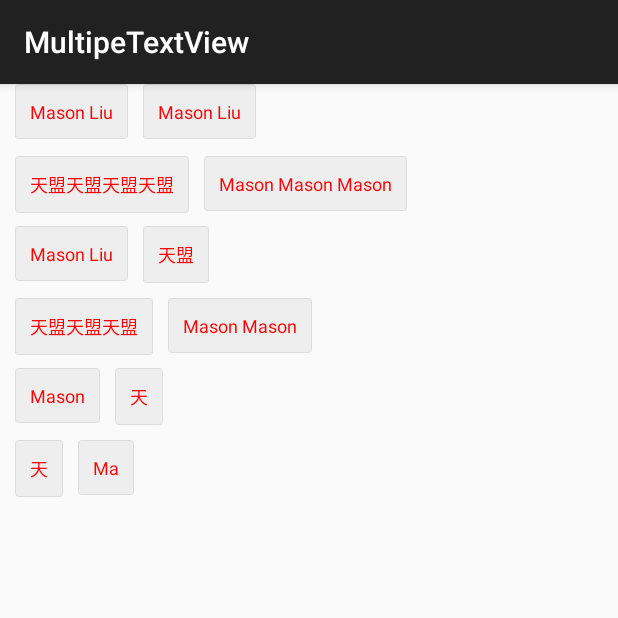
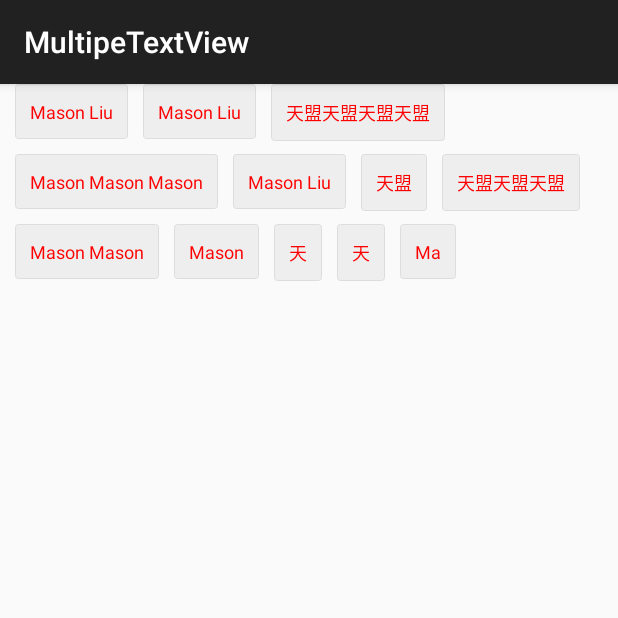
Before and after one commit to damonliuchn/MultipleTextView, an Android app: the screen it shows after launch (MainActivity), on a phone screen of 412 x 824 dp, the top half of it. Run offline under Robolectric (Android 15) with nearby library versions, the phone set to English and light mode, and no system bars.

```diff
--- a/app/src/main/res/layout/activity_main.xml
+++ b/app/src/main/res/layout/activity_main.xml
@@ -1,4 +1,4 @@
-<FrameLayout xmlns:android="http://schemas.android.com/apk/res/android"
+<LinearLayout xmlns:android="http://schemas.android.com/apk/res/android"
     android:id="@+id/container"
     android:layout_width="match_parent"
     android:layout_height="match_parent">
@@ -18,7 +18,6 @@
         app:textPaddingRight="10dp"
         app:textPaddingTop="10dp"
         app:textPaddingBottom="10dp"
-        app:columnNum="2"
         app:overspread="false" />
 
-</FrameLayout>
+</LinearLayout>
--- a/library/build.gradle
+++ b/library/build.gradle
@@ -3,4 +3,8 @@ apply plugin: 'com.android.library'
 android {
     compileSdkVersion 22
     buildToolsVersion "22.0.1"
+
+    defaultConfig {
+        minSdkVersion 10
+    }
 }
--- a/library/src/main/java/net/masonliu/multipletextview/library/MultipleTextViewGroup.java
+++ b/library/src/main/java/net/masonliu/multipletextview/library/MultipleTextViewGroup.java
@@ -4,9 +4,9 @@ import android.content.Context;
 import android.content.res.TypedArray;
 import android.graphics.Canvas;
 import android.util.AttributeSet;
-import android.util.DisplayMetrics;
 import android.view.View;
 import android.view.ViewGroup;
+import android.view.ViewTreeObserver;
 import android.widget.RelativeLayout;
 import android.widget.TextView;
 
@@ -31,6 +31,8 @@ public class MultipleTextViewGroup extends RelativeLayout {
     private int textBackground;
 
     private int layout_width;
+    private int marginRight;
+    private int marginLeft;
 
     private OnMultipleTVItemClickListener listener;
 
@@ -63,17 +65,16 @@ public class MultipleTextViewGroup extends RelativeLayout {
                 android.R.attr.layout_marginRight // 5
         };
         TypedArray ta = context.obtainStyledAttributes(attrs, attrsArray);
+        layout_width = ta.getLayoutDimension(2, ViewGroup.LayoutParams.MATCH_PARENT);
+        marginRight = ta.getDimensionPixelSize(4, 0);
+        marginLeft = ta.getDimensionPixelSize(5, 0);
+        validateMargin();
+        ta.recycle();
+    }
 
-        try {
-            layout_width = ta.getDimensionPixelSize(2, ViewGroup.LayoutParams.MATCH_PARENT);
-        } catch (Exception e) {
-            DisplayMetrics dm = getResources().getDisplayMetrics();
-            layout_width = dm.widthPixels;
-        }
-        int marginRight = ta.getDimensionPixelSize(4, 0);
-        int marginLeft = ta.getDimensionPixelSize(5, 0);
-        layout_width = layout_width - marginRight - marginLeft;
-        ta.recycle();
+    public static int px2sp(Context context, float pxValue) {
+        final float fontScale = context.getResources().getDisplayMetrics().scaledDensity;
+        return (int) (pxValue / fontScale + 0.5f);
     }
 
     public OnMultipleTVItemClickListener getOnMultipleTVItemClickListener() {
@@ -85,7 +86,32 @@ public class MultipleTextViewGroup extends RelativeLayout {
         this.listener = listener;
     }
 
-    public void setTextViews(List<String> dataList) {
+    private void validateMargin() {
+        layout_width = layout_width - marginRight - marginLeft;
+    }
+
+    public void setTextViews(final List<String> dataList) {
+        if (layout_width >= 0) {
+            setTextViewsTrue(dataList);
+        } else {
+            ViewTreeObserver viewTreeObserver = getViewTreeObserver();
+            if (viewTreeObserver.isAlive()) {
+                viewTreeObserver.addOnGlobalLayoutListener(new ViewTreeObserver.OnGlobalLayoutListener() {
+                    @Override
+                    public void onGlobalLayout() {
+                        getViewTreeObserver().removeGlobalOnLayoutListener(this);
+                        layout_width = ((ViewGroup) getParent()).getWidth();
+                        validateMargin();
+                        setTextViewsTrue(dataList);
+                    }
+                });
+            }
+        }
+    }
+
+    private void setTextViewsTrue(List<String> dataList) {
+        ViewGroup parentView = (ViewGroup) getParent();
+        parentView.getWidth();
         if (dataList == null || dataList.size() == 0) {
             return;
         }
@@ -184,11 +210,6 @@ public class MultipleTextViewGroup extends RelativeLayout {
         return v.getMeasuredWidth();
     }
 
-    public static int px2sp(Context context, float pxValue) {
-        final float fontScale = context.getResources().getDisplayMetrics().scaledDensity;
-        return (int) (pxValue / fontScale + 0.5f);
-    }
-
     public interface OnMultipleTVItemClickListener {
         void onMultipleTVItemClick(View view, int position);
     }
```
Also changed, not shown: 2 other files.
